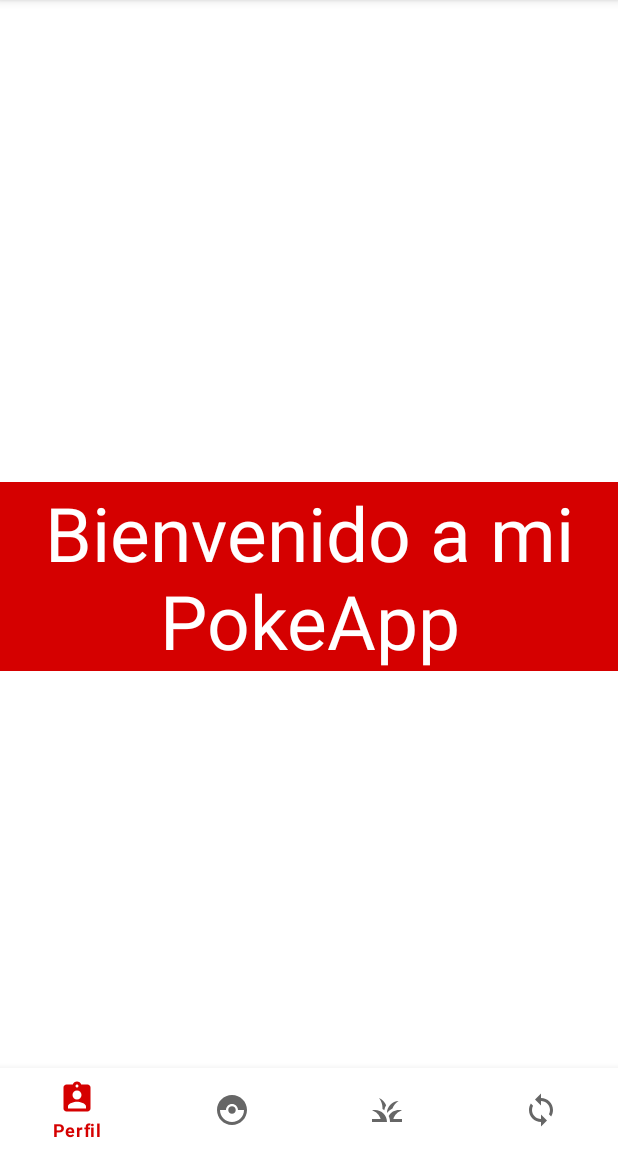
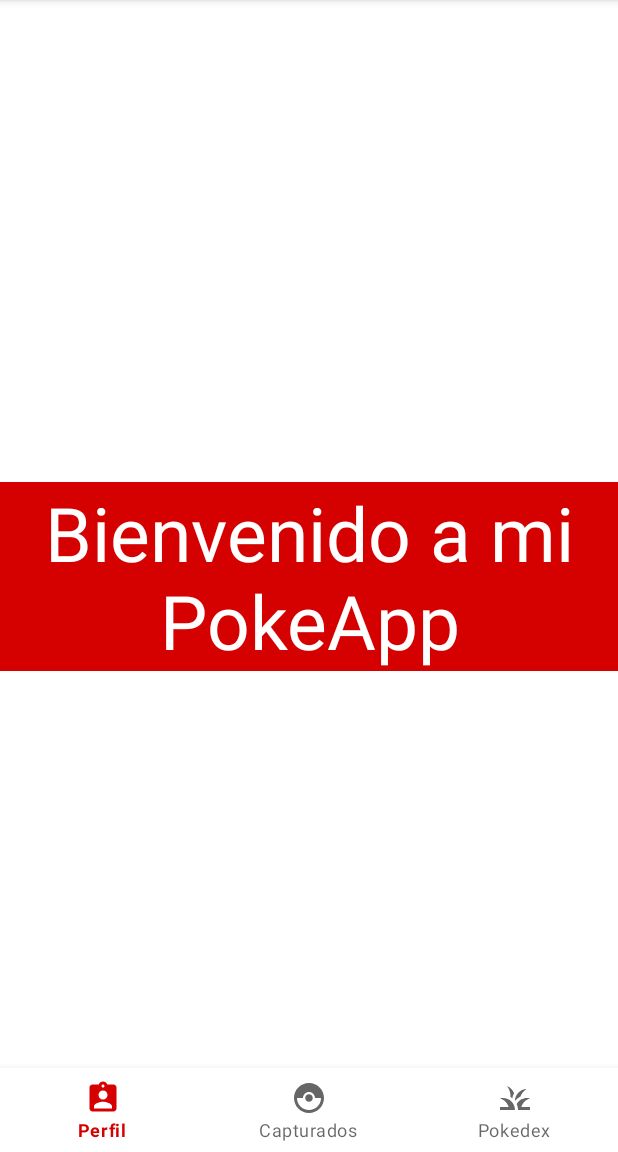
Before and after one commit to Rave7v/BasicNavigation, an Android app: the screen it shows after launch (MainActivity), on a phone screen of 412 x 824 dp, the part 84-1236 px from its top. Run offline under Robolectric (Android 15) with nearby library versions, the phone set to English and light mode, and no system bars; our stand-ins replace Room's generated code, navigation-ui.

Commit message:
Final ahora si

```diff
--- a/app/src/main/res/menu/bottom_nav_menu.xml
+++ b/app/src/main/res/menu/bottom_nav_menu.xml
@@ -18,9 +18,5 @@
         android:title="Pokedex"
         android:icon="@drawable/poke"
         />
-    <item
-        android:id="@+id/ran_fragment2"
-        android:title="Descbrimiento"
-        android:icon="@drawable/randomp"
-        />
+
 </menu>
```
